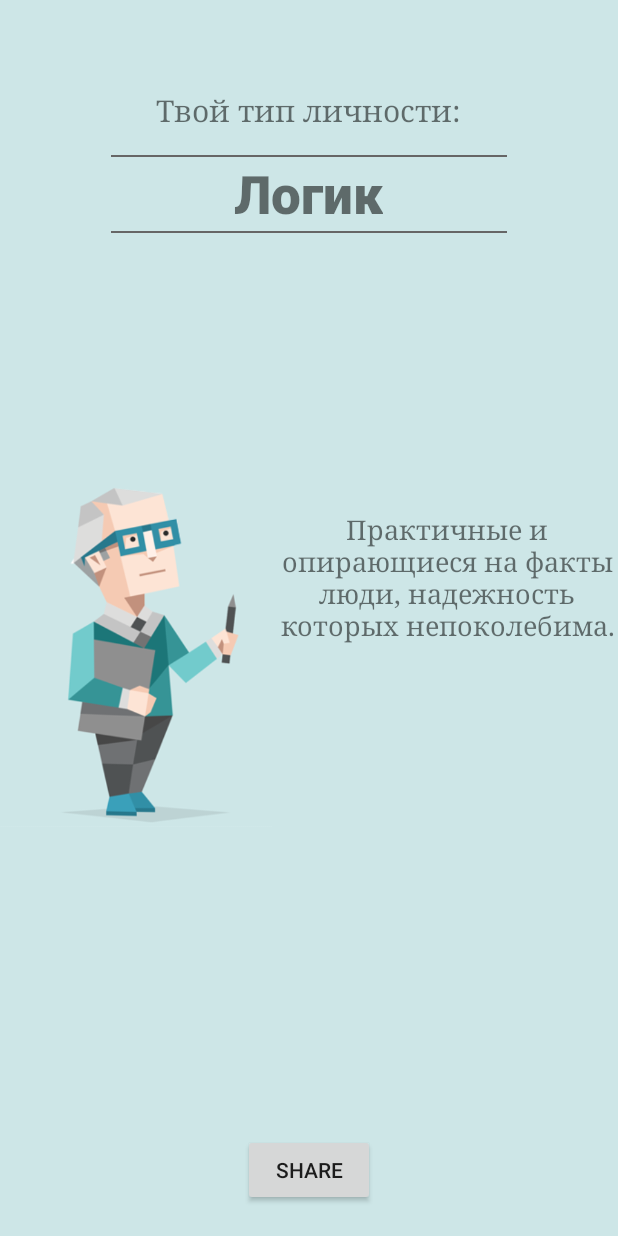
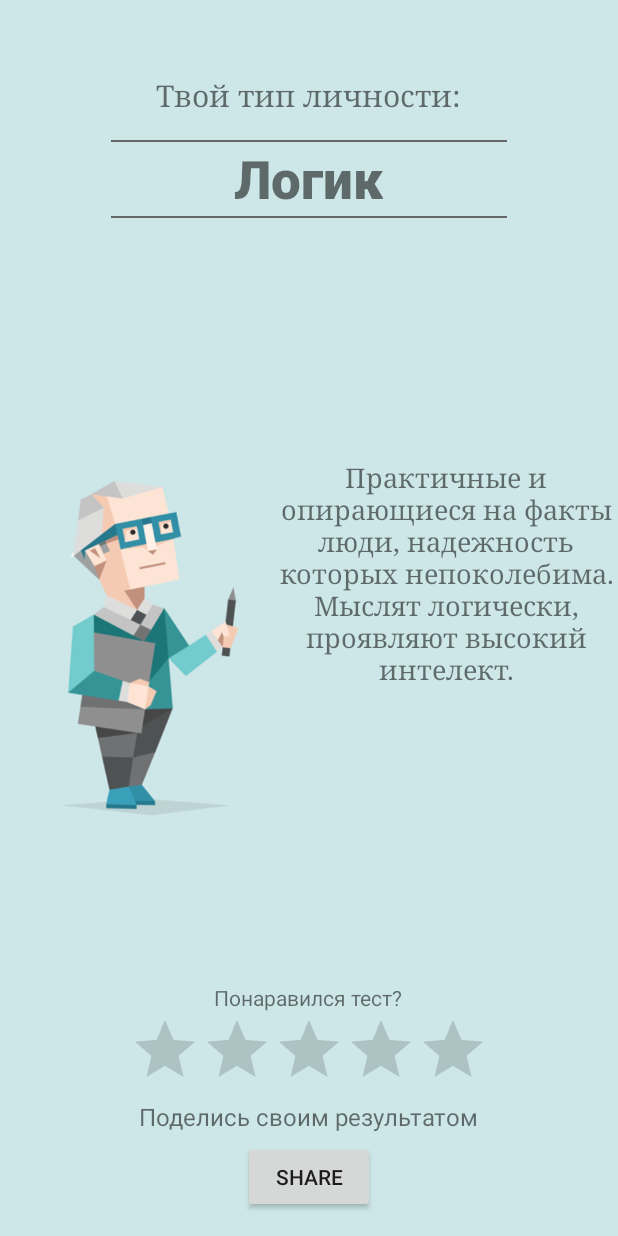
Before and after one commit to JohnsonSoftwareEngineer/Big5, an Android app: the ResultActivity screen opened directly, with no data from a screen before it, on a phone screen of 412 x 824 dp. Run offline under Robolectric (Android 15) with nearby library versions, the phone set to English and light mode, and no system bars; our stand-ins replace Firebase (no records; nobody signed in at launch, a user with empty details on screens opened directly); libraries missing offline, so code that uses them is left out: com.facebook.share; plain views replace ShareButton; Roboto replaces fonts that are not available here; 11 statements that could not run were skipped.

Commit message:
Commit 17 - Добавлена функция "Поделиться в Фейсбук"
- В качестве изображения для результатов были добавлены 3 скриншота с телефона с маленкой доработкой в фотошопе

```diff
--- a/app/src/main/AndroidManifest.xml
+++ b/app/src/main/AndroidManifest.xml
@@ -3,8 +3,6 @@
     package="com.johnsondev.big5">
 
     <uses-permission android:name="android.permission.INTERNET"/>
-
-
 
     <application
         android:allowBackup="true"
--- a/app/src/main/java/com/johnsondev/big5/ResultActivity.java
+++ b/app/src/main/java/com/johnsondev/big5/ResultActivity.java
@@ -2,11 +2,17 @@ package com.johnsondev.big5;
 
 import androidx.annotation.NonNull;
 import androidx.appcompat.app.AppCompatActivity;
+import androidx.core.app.ActivityCompat;
+import androidx.core.content.ContextCompat;
 
+import android.Manifest;
+import android.app.Activity;
+import android.content.pm.PackageManager;
 import android.graphics.Bitmap;
 import android.graphics.drawable.BitmapDrawable;
 import android.graphics.drawable.Drawable;
 import android.os.Bundle;
+import android.os.Environment;
 import android.view.View;
 import android.view.WindowManager;
 import android.widget.Button;
@@ -27,6 +33,13 @@ import com.google.firebase.database.FirebaseDatabase;
 import com.google.firebase.database.ValueEventListener;
 
 import org.w3c.dom.Text;
+
+import java.io.ByteArrayOutputStream;
+import java.io.File;
+import java.io.FileNotFoundException;
+import java.io.FileOutputStream;
+import java.io.IOException;
+import java.util.Random;
 
 public class ResultActivity extends AppCompatActivity {
 
@@ -58,6 +71,8 @@ public class ResultActivity extends AppCompatActivity {
     private FirebaseAuth auth;
     private DatabaseReference reference;
     private FirebaseUser user;
+
+    private Drawable drawable;
 
     @Override
     protected void onCreate(Bundle savedInstanceState) {
@@ -157,26 +172,33 @@ public class ResultActivity extends AppCompatActivity {
 
         middleScore = (blockResult1 + blockResult2 + blockResult3 + blockResult4 + blockResult5) / 5;
 
+        // TODO: 26.05.2020 Создать поле Drawable для share, в проверке ниже определить какую картинку присвоить drawable (для картинок создать скриншоты на телефоне)
+
+
+
         if(middleScore > 51){
 
             root.setBackgroundResource(R.drawable.comandir_background);
             personImg.setImageResource(R.drawable.comandir_image);
             personType.setText("Командир");
-            infoPerson.setText("Храбрые, находчивые и сильные духом лидеры, всегда находящие путь - или пробивающие путь.");
+            infoPerson.setText("Храбрые, находчивые и сильные духом лидеры, всегда находящие путь - или пробивающие путь. Мыслят стратегически, с планом на все случаи жизни.");
+            drawable = getResources().getDrawable(R.drawable.comand_share);
 
         }else if(middleScore < 51 && middleScore > 41){
 
             root.setBackgroundResource(R.drawable.avanturist_background);
             personImg.setImageResource(R.drawable.avanturist_image);
             personType.setText("Авантюрист");
-            infoPerson.setText("Умные и любопытные мыслители, которые никогда не откажутся от интеллектуального вызова.");
+            infoPerson.setText("Умные, спонтанные энергичные и очень восприимчивые люди, которые истинно наслаждаются риском. Там где они, никогда не скучно.");
+            drawable = getResources().getDrawable(R.drawable.avant_share);
 
         }else if(middleScore < 41){
 
             root.setBackgroundResource(R.drawable.logic_background);
             personImg.setImageResource(R.drawable.logic_image);
             personType.setText("Логик");
-            infoPerson.setText("Практичные и опирающиеся на факты люди, надежность которых непоколебима.");
+            infoPerson.setText("Практичные и опирающиеся на факты люди, надежность которых непоколебима. Мыслят логически, проявляют высокий интелект.");
+            drawable = getResources().getDrawable(R.drawable.logic_share);
 
         }
 
@@ -191,7 +213,8 @@ public class ResultActivity extends AppCompatActivity {
         reference.child(FirebaseAuth.getInstance().getCurrentUser().getUid()).child("block_4").setValue(blockResult4);
         reference.child(FirebaseAuth.getInstance().getCurrentUser().getUid()).child("block_5").setValue(blockResult5);
 
-        Drawable drawable = getResources().getDrawable(R.drawable.avanturist_image);
+
+
         Bitmap image = ((BitmapDrawable) drawable).getBitmap();
 
         SharePhoto photo = new SharePhoto.Builder().setBitmap(image).build();
@@ -199,12 +222,17 @@ public class ResultActivity extends AppCompatActivity {
 
         shareBtn.setShareContent(content);
 
+
         shareBtn.setOnClickListener(new View.OnClickListener() {
             @Override
             public void onClick(View v) {
 
+                int permissionStatus = ContextCompat.checkSelfPermission(ResultActivity.this, Manifest.permission.INTERNET);
 
-                ShareDialog.show(ResultActivity.this, content);
+                if (permissionStatus == PackageManager.PERMISSION_GRANTED) {
+                    ShareDialog.show(ResultActivity.this, content);
+                }
+
 
 
             }
@@ -213,4 +241,5 @@ public class ResultActivity extends AppCompatActivity {
 
 
     }
+
 }
--- a/app/src/main/res/layout/activity_result.xml
+++ b/app/src/main/res/layout/activity_result.xml
@@ -7,14 +7,48 @@
     tools:context=".ResultActivity"
     android:id="@+id/root3">
 
+    <View
+        android:id="@+id/v1"
+        android:layout_width="wrap_content"
+        android:layout_height="wrap_content" />
+
+    <TextView
+        android:id="@+id/textView12"
+        android:layout_width="wrap_content"
+        android:layout_height="wrap_content"
+        android:layout_above="@id/ratingBar"
+        android:layout_centerHorizontal="true"
+        android:layout_marginBottom="1dp"
+        android:textSize="14sp"
+        android:text="@string/like_test" />
+
+    <RatingBar
+        android:id="@+id/ratingBar"
+        android:layout_width="wrap_content"
+        android:layout_height="wrap_content"
+        android:layout_above="@id/textView11"
+        android:layout_centerHorizontal="true"
+        />
+
+    <TextView
+        android:id="@+id/textView11"
+        android:layout_width="wrap_content"
+        android:layout_height="wrap_content"
+        android:layout_above="@id/share_btn"
+        android:layout_centerHorizontal="true"
+        android:layout_marginBottom="5dp"
+        android:textSize="16sp"
+        android:text="@string/share_result" />
+
+
     <com.facebook.share.widget.ShareButton
         android:id="@+id/share_btn"
         android:layout_width="wrap_content"
         android:layout_height="wrap_content"
         android:layout_alignParentBottom="true"
         android:layout_centerHorizontal="true"
-        android:layout_marginBottom="20dp"
-        android:text="Share" />
+        android:layout_marginBottom="15dp"
+        android:text="@string/share" />
 
     <LinearLayout
         android:layout_width="match_parent"
@@ -26,7 +60,7 @@
         <RelativeLayout
             android:layout_width="match_parent"
             android:layout_height="wrap_content"
-            android:layout_marginTop="40dp">
+            android:layout_marginTop="30dp">
 
             <TextView
                 android:id="@+id/your_type"
@@ -102,7 +136,7 @@
                 android:id="@+id/person_img"
                 android:layout_width="181dp"
                 android:layout_height="232dp"
-                android:layout_marginTop="50dp"
+                android:layout_marginTop="40dp"
                 android:contentDescription="@string/image"
                 app:srcCompat="@drawable/avanturist_image" />
 
@@ -112,13 +146,13 @@
                 android:layout_width="0dp"
                 android:layout_height="wrap_content"
                 android:layout_marginStart="3dp"
-                android:layout_marginTop="70dp"
+                android:layout_marginTop="30dp"
+                android:layout_marginEnd="1dp"
                 android:layout_weight="1"
                 android:fontFamily="serif"
+                android:text="@string/test"
                 android:textAlignment="center"
-                android:textSize="18sp"
-                android:text="Практичные и опирающиеся на факты люди, надежность которых непоколебима."/>
-
+                android:textSize="18sp" />
 
 
         </LinearLayout>
--- a/app/src/main/res/values/strings.xml
+++ b/app/src/main/res/values/strings.xml
@@ -49,5 +49,9 @@
     <string name="avanturist">Авантюрист</string>
     <string name="logic">Логик</string>
     <string name="facebook_app_id">723773141496715</string>
+    <string name="share">Share</string>
+    <string name="test">Практичные и опирающиеся на факты люди, надежность которых непоколебима. Мыслят логически, в сложных ситуациях проявляют высокий интелект.</string>
+    <string name="share_result">Поделись своим результатом</string>
+    <string name="like_test">Понаравился тест?</string>
 
 </resources>
```
Also changed, not shown: app/src/main/res/drawable/avant_share.png (added), app/src/main/res/drawable/comand_share.png (added), app/src/main/res/drawable/logic_share.png (added).
